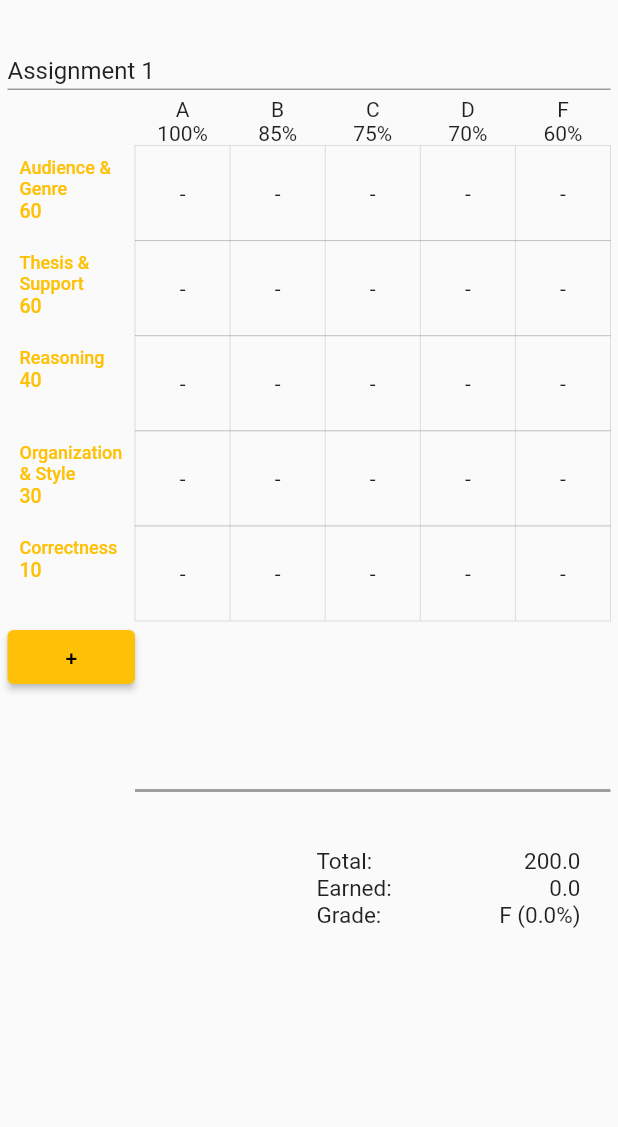
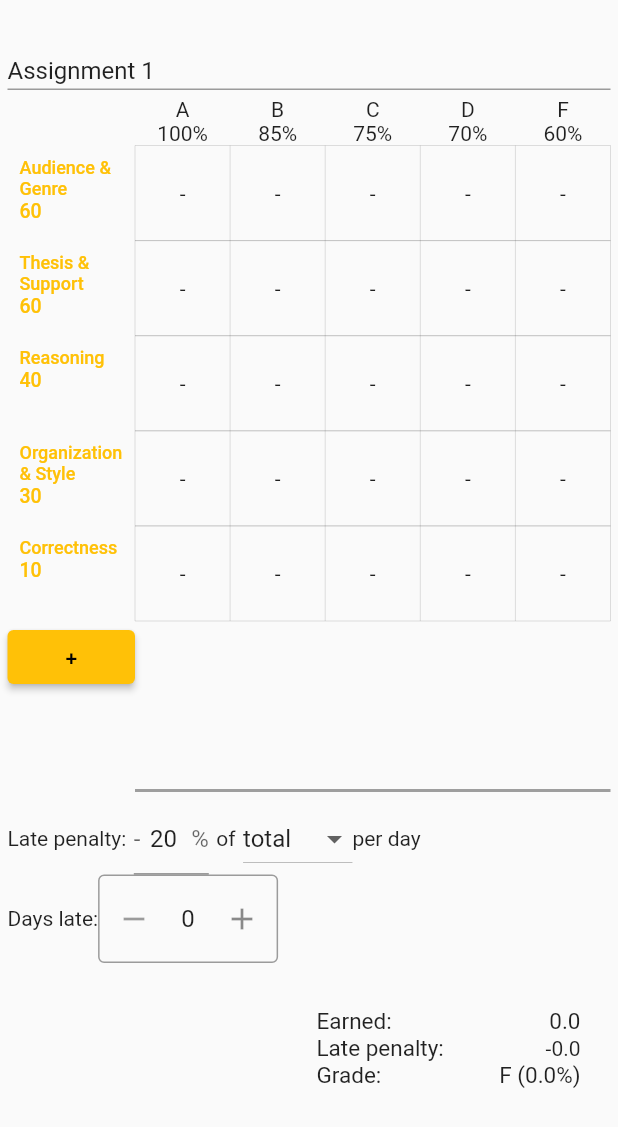
Before and after one commit to bzlister/rubric-grader, a Flutter app: the screen it shows after launch, on a phone screen of 412 x 824 dp. Shown: the top 1127 px of the screen. Run offline on Flutter 3.47's test engine with Material 2 defaults, Android fonts, the light colour scheme and no system bars; drawn by our look-alikes of flutter_spinbox; our stand-ins replace auto_size_text, tuple.

Commit message:
late penalty

```diff
--- /dev/null
+++ b/lib/components/late_penalty_selector.dart
@@ -0,0 +1,102 @@
+import 'package:flapp/models/rubric.dart';
+import 'package:flutter/material.dart';
+import 'package:flutter/services.dart';
+import 'package:flutter_spinbox/flutter_spinbox.dart';
+import 'package:provider/provider.dart';
+import 'package:tuple/tuple.dart';
+
+class LatePenaltySelector extends StatefulWidget {
+  const LatePenaltySelector({Key? key}) : super(key: key);
+
+  @override
+  createState() => _LatePenaltySelectorState();
+}
+
+class _LatePenaltySelectorState extends State<LatePenaltySelector> {
+  @override
+  Widget build(BuildContext context) {
+    return Column(
+      children: [
+        Row(children: [
+          const Text("Late penalty:"),
+          SizedBox(
+            width: 60,
+            child: Padding(
+              padding: const EdgeInsets.only(left: 5, right: 5),
+              child: Selector<Rubric, double>(
+                builder: (context, latePercentagePerDay, child) =>
+                    TextFormField(
+                  controller: TextEditingController(
+                      text: latePercentagePerDay.toStringAsFixed(0)),
+                  textAlign: TextAlign.center,
+                  textInputAction: TextInputAction.go,
+                  keyboardType:
+                      const TextInputType.numberWithOptions(decimal: true),
+                  decoration:
+                      const InputDecoration(prefixText: "-", suffixText: "%"),
+                  inputFormatters: [
+                    FilteringTextInputFormatter.deny(RegExp(r'[\.,]')),
+                    FilteringTextInputFormatter.allow(
+                        RegExp(r"^(100|[1-9][0-9]?)$")),
+                  ],
+                  onFieldSubmitted: (value) {
+                    if (value.contains(",")) {
+                      value = value.replaceFirst(",", ".");
+                    }
+                    context.read<Rubric>().latePercentagePerDay =
+                        double.parse(value);
+                  },
+                ),
+                selector: (context, rubric) => rubric.latePercentagePerDay,
+              ),
+            ),
+          ),
+          const Text("of"),
+          Padding(
+            padding: const EdgeInsets.only(left: 5),
+            child: Selector<Rubric, String>(
+              builder: (context, latePolicy, child) {
+                return DropdownButton(
+                  value: latePolicy,
+                  items: const [
+                    DropdownMenuItem<String>(
+                        value: "total", child: Text("total")),
+                    DropdownMenuItem<String>(
+                        value: "earned", child: Text("earned")),
+                  ],
+                  onChanged: (String? s) {
+                    if (s != null) {
+                      context.read<Rubric>().latePolicy = s;
+                    }
+                  },
+                );
+              },
+              selector: (context, rubric) => rubric.latePolicy,
+            ),
+          ),
+          const Text("per day"),
+        ]),
+        Row(
+          children: [
+            const Text("Days late:"),
+            Selector<Rubric, Tuple2<double, double>>(
+                builder: (context, daysLateInfo, child) => SizedBox(
+                      width: 120,
+                      child: SpinBox(
+                        value: daysLateInfo.item1,
+                        min: 0,
+                        max: daysLateInfo
+                            .item2, // max is num days such that late penalty >= 100
+                        onChanged: (value) =>
+                            context.read<Rubric>().daysLate = value.round(),
+                      ),
+                    ),
+                selector: (context, rubric) => Tuple2<double, double>(
+                    rubric.daysLate.toDouble(),
+                    rubric.maxDaysLate().toDouble())),
+          ],
+        )
+      ],
+    );
+  }
+}
--- a/lib/components/rubric_container.dart
+++ b/lib/components/rubric_container.dart
@@ -1,4 +1,5 @@
 import 'package:flapp/components/grades_selector.dart';
+import 'package:flapp/components/late_penalty_selector.dart';
 import 'package:flapp/components/rubric_table.dart';
 import 'package:flapp/components/summary.dart';
 import 'package:flapp/models/rubric.dart';
@@ -12,7 +13,8 @@
 
   @override
   Widget build(BuildContext context) {
-    return Column(
+    return SingleChildScrollView(
+      child: Column(
         children: [
           Selector<Rubric, String>(
             builder: (context, assignmentName, child) => SizedBox(
@@ -77,12 +79,15 @@
               color: Colors.grey,
             ),
           ),
+          const LatePenaltySelector(),
           Selector<Rubric, bool>(
-          builder: (context, hasCategories, child) =>
-              hasCategories ? const Summary() : Container(),
+            builder: (context, hasCategories, child) => hasCategories
+                ? const Summary()
+                : const Text("Click the '+' button above to add a category"),
             selector: (context, rubric) => rubric.categories.isNotEmpty,
           )
         ],
+      ),
     );
   }
 }
--- a/lib/components/rubric_table.dart
+++ b/lib/components/rubric_table.dart
@@ -1,4 +1,3 @@
-import 'package:auto_size_text/auto_size_text.dart';
 import 'package:flapp/components/row_button.dart';
 import 'package:flapp/models/rubric.dart';
 import 'package:flutter/material.dart';
--- a/lib/components/summary.dart
+++ b/lib/components/summary.dart
@@ -12,31 +12,6 @@
       padding: const EdgeInsets.only(top: 30, right: 20),
       child: Column(
         children: [
-          Row(
-            children: [
-              SizedBox(
-                width: MediaQuery.of(context).size.width / 2,
-              ),
-              Container(
-                alignment: Alignment.bottomLeft,
-                child: const Text(
-                  "Total:",
-                  style: TextStyle(fontSize: 15),
-                ),
-              ),
-              const Spacer(),
-              Container(
-                alignment: Alignment.bottomRight,
-                child: Selector<Rubric, double>(
-                  builder: (context, total, child) => Text(
-                    total.toStringAsFixed(1),
-                    style: const TextStyle(fontSize: 15),
-                  ),
-                  selector: (context, rubric) => rubric.totalPoints,
-                ),
-              ),
-            ],
-          ),
           Row(
             children: [
               SizedBox(
@@ -64,6 +39,27 @@
           ),
           Row(
             children: [
+              SizedBox(width: MediaQuery.of(context).size.width / 2),
+              Container(
+                alignment: Alignment.bottomLeft,
+                child: const Text(
+                  "Late penalty:",
+                  style: TextStyle(fontSize: 15),
+                ),
+              ),
+              const Spacer(),
+              Container(
+                alignment: Alignment.bottomRight,
+                child: Selector<Rubric, String>(
+                  builder: (context, penalty, child) => Text(penalty),
+                  selector: (context, rubric) =>
+                      '-${rubric.latePenalty.toStringAsFixed(1)}',
+                ),
+              ),
+            ],
+          ),
+          Row(
+            children: [
               SizedBox(
                 width: MediaQuery.of(context).size.width / 2,
               ),
@@ -85,7 +81,9 @@
                   selector: (context, rubric) {
                     if (rubric.totalPoints > 0) {
                       double score =
-                          rubric.earnedPoints / rubric.totalPoints * 100;
+                          (rubric.earnedPoints - rubric.latePenalty) /
+                              rubric.totalPoints *
+                              100;
                       String letterGrade = rubric.grades.last.label;
                       for (int i = 0; i < rubric.grades.length; i++) {
                         if (rubric.grades[i].weight <= score) {
--- a/lib/models/rubric.dart
+++ b/lib/models/rubric.dart
@@ -1,4 +1,5 @@
 import 'dart:collection';
+import 'dart:math';
 import 'package:tuple/tuple.dart';
 import 'package:flutter/cupertino.dart';
 
@@ -6,11 +7,17 @@
   String _assignmentName;
   List<FactorContainer> _grades;
   List<FactorContainer> _categories;
+  String _latePolicy;
+  int _daysLate;
+  double _latePercentagePerDay;
 
   Rubric(
     this._assignmentName,
     this._grades,
     this._categories,
+    this._latePolicy,
+    this._daysLate,
+    this._latePercentagePerDay,
   );
 
   Rubric.standard()
@@ -28,7 +35,10 @@
           FactorContainer(label: "Reasoning", weight: 40),
           FactorContainer(label: "Organization & Style", weight: 30),
           FactorContainer(label: "Correctness", weight: 10)
-        ];
+        ],
+        _latePolicy = "total",
+        _daysLate = 0,
+        _latePercentagePerDay = 20;
 
   double get totalPoints => _categories
       .map((c) => c.data.weight)
@@ -111,6 +121,36 @@
     }
     return retval;
   }
+
+  String get latePolicy => _latePolicy;
+
+  set latePolicy(String newPolicy) {
+    _latePolicy = newPolicy;
+    notifyListeners();
+  }
+
+  int get daysLate => _daysLate;
+
+  int maxDaysLate() => (100.0 / latePercentagePerDay).ceil();
+
+  set daysLate(int numDays) {
+    _daysLate = numDays;
+    notifyListeners();
+  }
+
+  double get latePercentagePerDay => _latePercentagePerDay;
+
+  set latePercentagePerDay(double percentage) {
+    _latePercentagePerDay = percentage;
+    notifyListeners();
+  }
+
+  double get latePenalty {
+    double percentageOff = daysLate * latePercentagePerDay * 0.01;
+    return min(
+        percentageOff * (latePolicy == "total" ? totalPoints : earnedPoints),
+        earnedPoints);
+  }
 }
 
 class FactorContainer {
```
Lines whose indentation alone changed are shown as unchanged.
